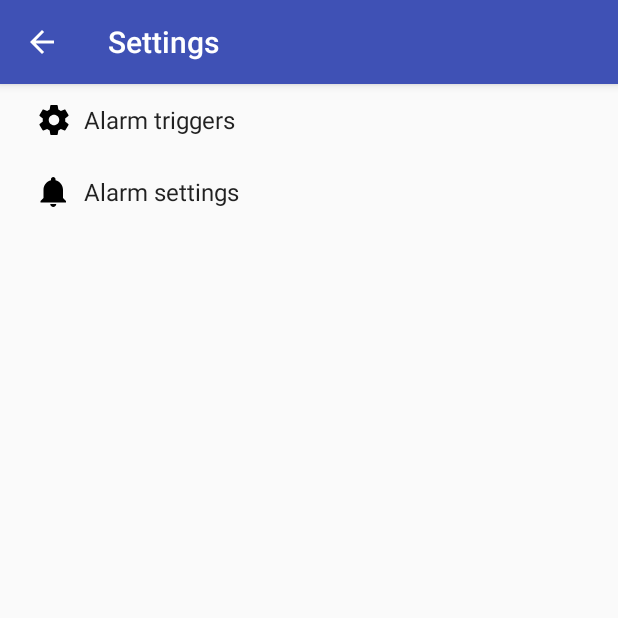
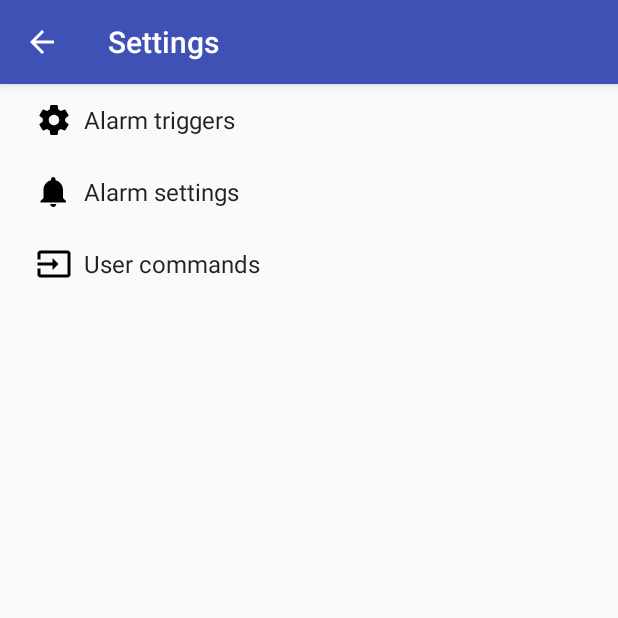
Before and after one commit to kalverk/my-guard, an Android app: the SettingsActivity screen opened directly, with no data from a screen before it, on a phone screen of 412 x 824 dp, the top half of it. Run offline under Robolectric (Android 15) with nearby library versions, the phone set to English and light mode, and no system bars.

Commit message:
Commands to separate tab

```diff
--- a/app/src/main/java/com/myguard/MainActivity.java
+++ b/app/src/main/java/com/myguard/MainActivity.java
@@ -29,7 +29,6 @@ public class MainActivity extends AppCompatActivity {
 
     //TODO TEST simple moving average
     //TODO TEST turn alarm off remotely
-    //TODO command to separate tab and share mobile number between tabs if one is not present
     //TODO upload logs to s3
 
     private static final String APP_RUN_FIRST_TIME = "app_run_first_time";
--- /dev/null
+++ b/app/src/main/res/drawable-v24/ic_commands_black_24dp.xml
@@ -0,0 +1,9 @@
+<vector xmlns:android="http://schemas.android.com/apk/res/android"
+    android:width="24dp"
+    android:height="24dp"
+    android:viewportWidth="24.0"
+    android:viewportHeight="24.0">
+    <path
+        android:fillColor="#FF000000"
+        android:pathData="M21,3.01H3c-1.1,0 -2,0.9 -2,2V9h2V4.99h18v14.03H3V15H1v4.01c0,1.1 0.9,1.98 2,1.98h18c1.1,0 2,-0.88 2,-1.98v-14c0,-1.11 -0.9,-2 -2,-2zM11,16l4,-4 -4,-4v3H1v2h10v3z"/>
+</vector>
--- /dev/null
+++ b/app/src/main/res/drawable/ic_commands_black_24dp.xml
@@ -0,0 +1,9 @@
+<vector xmlns:android="http://schemas.android.com/apk/res/android"
+    android:width="24dp"
+    android:height="24dp"
+    android:viewportWidth="24.0"
+    android:viewportHeight="24.0">
+    <path
+        android:fillColor="#FF000000"
+        android:pathData="M21,3.01H3c-1.1,0 -2,0.9 -2,2V9h2V4.99h18v14.03H3V15H1v4.01c0,1.1 0.9,1.98 2,1.98h18c1.1,0 2,-0.88 2,-1.98v-14c0,-1.11 -0.9,-2 -2,-2zM11,16l4,-4 -4,-4v3H1v2h10v3z"/>
+</vector>
--- a/app/src/main/res/values/strings.xml
+++ b/app/src/main/res/values/strings.xml
@@ -83,19 +83,25 @@
 
     <string name="pref_title_call_alert">Call on alarm</string>
 
-    <string name="pref_title_location_via_sms">Get location via sms</string>
+    <string name="pref_title_alert_number">Number to contact on alarm</string>
+    <string name="pref_description_alert_number">Number {X} is contacted in case of an alarm</string>
 
-    <string name="pref_title_location_keyword">Respond with location to this keyword</string>
-    <string name="pref_description_location_keyword">On receiving {X}, location is returned</string>
+    <!-- Command settings -->
+    <string name="pref_header_commands">User commands</string>
 
-    <string name="pref_title_management_number">Number to contact on alarm</string>
-    <string name="pref_description_management_number">Number {X} is contacted in case of an alarm</string>
+    <string name="pref_title_management_number">Number that is allowed to send commands</string>
+    <string name="pref_description_management_number">Number {X} is allowed to send commands</string>
 
     <string name="pref_title_manage_via_sms">Manage alarm state via SMS</string>
 
     <string name="pref_title_lock_keyword">Keyword to lock via SMS</string>
-    <string name="pref_description_lock_keyword">On receiving {X}, alarm turns on</string>
+    <string name="pref_description_lock_keyword">On receiving "{X}", alarm turns on</string>
 
     <string name="pref_title_unlock_keyword">Keyword to unlock via SMS</string>
-    <string name="pref_description_unlock_keyword">On receiving {X}, alarm is turned off</string>
+    <string name="pref_description_unlock_keyword">On receiving "{X}", alarm is turned off</string>
+
+    <string name="pref_title_location_via_sms">Get location via sms</string>
+
+    <string name="pref_title_location_keyword">Respond with location to this keyword</string>
+    <string name="pref_description_location_keyword">On receiving "{X}", location is returned</string>
 </resources>
--- a/app/src/main/res/xml/pref_alarms.xml
+++ b/app/src/main/res/xml/pref_alarms.xml
@@ -3,8 +3,8 @@
     <EditTextPreference
         android:inputType="numberSigned"
         android:key="management_number"
-        android:summary="@string/pref_description_management_number"
-        android:title="@string/pref_title_management_number" />
+        android:summary="@string/pref_title_alert_number"
+        android:title="@string/pref_title_alert_number" />
 
     <SwitchPreference
         android:defaultValue="false"
@@ -28,38 +28,4 @@
         android:ringtoneType="alarm"
         android:title="@string/pref_title_sound_alert_alarm" />
 
-    <SwitchPreference
-        android:defaultValue="false"
-        android:key="location_via_sms"
-        android:title="@string/pref_title_location_via_sms" />
-
-    <EditTextPreference
-        android:defaultValue="location"
-        android:dependency="location_via_sms"
-        android:inputType="text"
-        android:key="location_keyword"
-        android:summary="@string/pref_description_location_keyword"
-        android:title="@string/pref_title_location_keyword" />
-
-    <SwitchPreference
-        android:defaultValue="false"
-        android:key="manage_via_sms"
-        android:title="@string/pref_title_manage_via_sms" />
-
-    <EditTextPreference
-        android:defaultValue="lock"
-        android:dependency="manage_via_sms"
-        android:inputType="text"
-        android:key="lock_keyword"
-        android:summary="@string/pref_description_lock_keyword"
-        android:title="@string/pref_title_lock_keyword" />
-
-    <EditTextPreference
-        android:defaultValue="unlock"
-        android:dependency="manage_via_sms"
-        android:inputType="text"
-        android:key="unlock_keyword"
-        android:summary="@string/pref_description_unlock_keyword"
-        android:title="@string/pref_title_unlock_keyword" />
-
 </PreferenceScreen>
--- a/app/src/main/res/xml/pref_headers.xml
+++ b/app/src/main/res/xml/pref_headers.xml
@@ -12,4 +12,9 @@
         android:icon="@drawable/ic_notifications_black_24dp"
         android:title="@string/pref_header_alert" />
 
+    <header
+        android:fragment="com.myguard.SettingsActivity$CommandsPreferenceFragment"
+        android:icon="@drawable/ic_commands_black_24dp"
+        android:title="@string/pref_header_commands" />
+
 </preference-headers>
--- /dev/null
+++ b/app/src/main/res/xml/pref_user_commands.xml
@@ -0,0 +1,43 @@
+<PreferenceScreen xmlns:android="http://schemas.android.com/apk/res/android">
+
+    <EditTextPreference
+        android:inputType="numberSigned"
+        android:key="management_number"
+        android:summary="@string/pref_description_management_number"
+        android:title="@string/pref_title_management_number" />
+
+    <SwitchPreference
+        android:defaultValue="false"
+        android:key="location_via_sms"
+        android:title="@string/pref_title_location_via_sms" />
+
+    <EditTextPreference
+        android:defaultValue="location"
+        android:dependency="location_via_sms"
+        android:inputType="text"
+        android:key="location_keyword"
+        android:summary="@string/pref_description_location_keyword"
+        android:title="@string/pref_title_location_keyword" />
+
+    <SwitchPreference
+        android:defaultValue="false"
+        android:key="manage_via_sms"
+        android:title="@string/pref_title_manage_via_sms" />
+
+    <EditTextPreference
+        android:defaultValue="lock"
+        android:dependency="manage_via_sms"
+        android:inputType="text"
+        android:key="lock_keyword"
+        android:summary="@string/pref_description_lock_keyword"
+        android:title="@string/pref_title_lock_keyword" />
+
+    <EditTextPreference
+        android:defaultValue="unlock"
+        android:dependency="manage_via_sms"
+        android:inputType="text"
+        android:key="unlock_keyword"
+        android:summary="@string/pref_description_unlock_keyword"
+        android:title="@string/pref_title_unlock_keyword" />
+
+</PreferenceScreen>
```
Also changed, not shown: app/src/main/java/com/myguard/SettingsActivity.java (+49 -25 lines).
